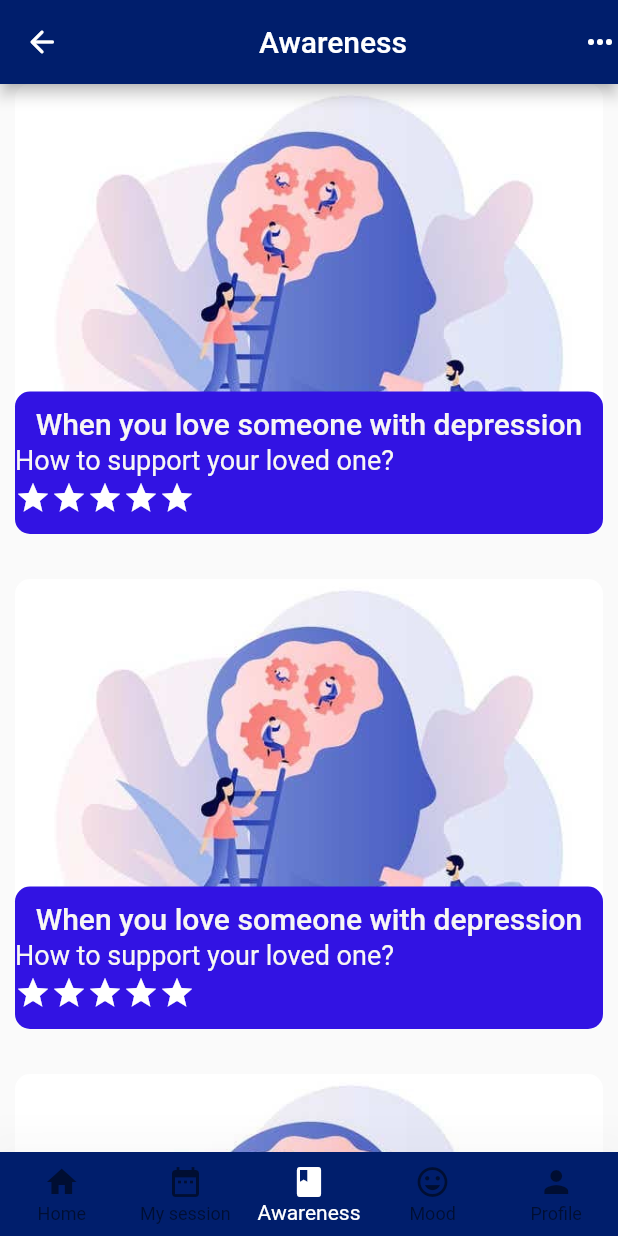
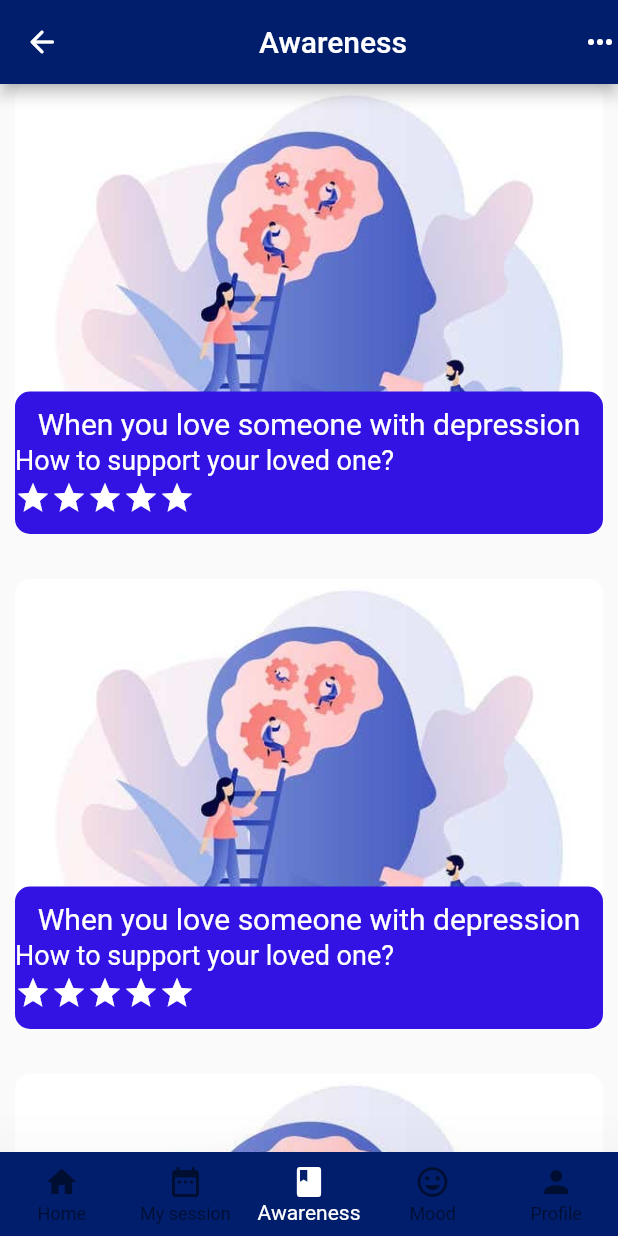
Before and after one commit to rehab732/Your-Therapist-App-UI, a Flutter app: the Homelayout screen opened by its route, item 3 of the bottom bar chosen, on a phone screen of 412 x 824 dp. Run offline on Flutter 3.47's test engine with Material 2 defaults, Android fonts, the phone set to English and light mode, and no system bars; network calls fail.

Commit message:
remove un used files

```diff
--- a/lib/aweerenesspages/big_text.dart
+++ /dev/null
@@ -1,29 +0,0 @@
-import 'package:flutter/cupertino.dart';
-
-class BigText extends StatelessWidget {
-  Color? color;
-  final String text;
-  double size;
-  TextOverflow overflow;
-  BigText(
-      {Key? key,
-      this.color = const Color(0xFFf7f6f4),
-      required this.text,
-      this.size = 20,
-      this.overflow = TextOverflow.ellipsis})
-      : super(key: key);
-
-  @override
-  Widget build(BuildContext context) {
-    return Text(
-      text,
-      maxLines: 1,
-      overflow: overflow,
-      style: TextStyle(
-          //fontFamily: 'Roboto',
-          fontSize: size,
-          color: color,
-          fontWeight: FontWeight.w500),
-    );
-  }
-}
--- a/lib/aweerenesspages/main_awareness_page.dart
+++ /dev/null
@@ -1,21 +0,0 @@
-
-import 'package:flutter/material.dart';
-
-import 'articles_page_body.dart';
-
-
-class MainAwarenessPage extends StatefulWidget {
-  const MainAwarenessPage({Key? key}) : super(key: key);
-
-  @override
-  State<MainAwarenessPage> createState() => _MainAwarenessPageState();
-}
-
-class _MainAwarenessPageState extends State<MainAwarenessPage> {
-  @override
-  Widget build(BuildContext context) {
-    return
-          ArticlesPageBody();
-
-  }
-}
--- a/lib/aweerenesspages/small_text.dart
+++ /dev/null
@@ -1,25 +0,0 @@
-import 'package:flutter/cupertino.dart';
-
-class SmallText extends StatelessWidget {
-  Color? color;
-  final String text;
-  double size;
-  double height;
-  SmallText(
-      {Key? key,
-      this.color = const Color(0xFFf7f6f4),
-      required this.text,
-      this.size = 18,
-      this.height = 1.2})
-      : super(key: key);
-
-  @override
-  Widget build(BuildContext context) {
-    return Text(
-      text,
-      style: TextStyle(
-          //fontFamily: 'Roboto',
-           fontSize: size, color: color, height: height),
-    );
-  }
-}
--- a/lib/layout/homelayout.dart
+++ b/lib/layout/homelayout.dart
@@ -1,5 +1,5 @@
 import 'package:flutter/material.dart';
-import '../aweerenesspages/main_awareness_page.dart';
+import '../patient_module/articles_page_body.dart';
 import '../patient_module/home.dart';
 import '../patient_module/mood.dart';
 import '../patient_module/profile.dart';
@@ -17,7 +17,7 @@ class Homelayout extends StatefulWidget{
 class _HomelayoutState extends State<Homelayout> {
   @override
   int currentindex=0;
-   List<Widget> screens = [homepage(),sessions(),MainAwarenessPage(),mood(),editprofile()];
+   List<Widget> screens = [homepage(),sessions(),ArticlesPageBody(),mood(),editprofile()];
   List<String> titels = ["Home", "My Sessions", "Awareness","Mood","profile"];
   Widget build(BuildContext context) {
 
--- a/lib/aweerenesspages/articles_page_body.dart
+++ b/lib/patient_module/articles_page_body.dart
@@ -1,8 +1,6 @@
 
 import 'package:flutter/material.dart';
 
-import 'big_text.dart';
-import 'small_text.dart';
 
 
 class ArticlesPageBody extends StatefulWidget {
@@ -81,11 +79,13 @@ class _ArticlesPageBodyState extends State<ArticlesPageBody> {
               ),
               child: Column(
                 children: [
-                  BigText(text: "When you love someone with depression"),
+                  Text('When you love someone with depression',style: TextStyle(color: Colors.white,fontSize: 20,overflow: TextOverflow.ellipsis),),
+
                   SizedBox(height: 2),
                   Row(
                     children: [
-                      SmallText(text: "How to support your loved one?"),
+                      Text('How to support your loved one?',style:TextStyle(color: Colors.white,fontSize: 18,height: 1.2,)),
+
                     ],
                   ),
                   SizedBox(
```
Also changed, not shown: lib/aweerenesspages/app_icon.dart (deleted, +0 -28 lines), lib/patient_module/home.dart (+4 -4 lines).
